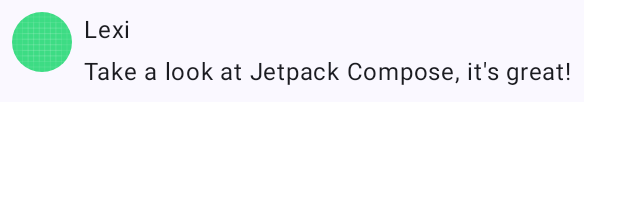
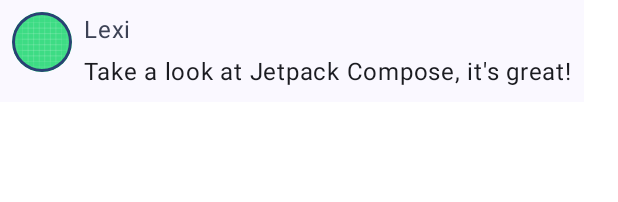
Before and after one commit to PauloLajos/AndroidJetpackComposePractices, an Android app built with Jetpack Compose: the @Preview function PreviewMessageCard, on a phone screen of 412 x 824 dp. Shown: the top 202 px of the screen. Run offline under Robolectric (Android 15) with nearby library versions, the phone set to English and light mode, and no system bars.

Commit message:
Lesson 3: Material Design - Color

```diff
--- a/ComposeTutorialRepeat/app/src/main/java/hu/paulolajos/composetutorialrepeat/MainActivity.kt
+++ b/ComposeTutorialRepeat/app/src/main/java/hu/paulolajos/composetutorialrepeat/MainActivity.kt
@@ -4,6 +4,7 @@ import android.os.Bundle
 import androidx.activity.ComponentActivity
 import androidx.activity.compose.setContent
 import androidx.compose.foundation.Image
+import androidx.compose.foundation.border
 import androidx.compose.foundation.layout.Column
 import androidx.compose.foundation.layout.Row
 import androidx.compose.foundation.layout.Spacer
@@ -13,6 +14,7 @@ import androidx.compose.foundation.layout.padding
 import androidx.compose.foundation.layout.size
 import androidx.compose.foundation.layout.width
 import androidx.compose.foundation.shape.CircleShape
+import androidx.compose.material3.MaterialTheme
 import androidx.compose.material3.Surface
 import androidx.compose.material3.Text
 import androidx.compose.runtime.Composable
@@ -55,13 +57,18 @@ fun MessageCard(msg: Message) {
                 .size(40.dp)
                 // Clip image to be shaped as a circle
                 .clip(CircleShape)
+                // Color
+                .border(1.5.dp, MaterialTheme.colorScheme.primary, CircleShape)
         )
 
         // Add a horizontal space between the image and the column
         Spacer(modifier = Modifier.width(8.dp))
 
         Column {
-            Text(text = msg.author)
+            Text(
+                text = msg.author,
+                color = MaterialTheme.colorScheme.secondary
+            )
             // Add a vertical space between the author and message texts
             Spacer(modifier = Modifier.height(4.dp))
             Text(text = msg.body)
```
